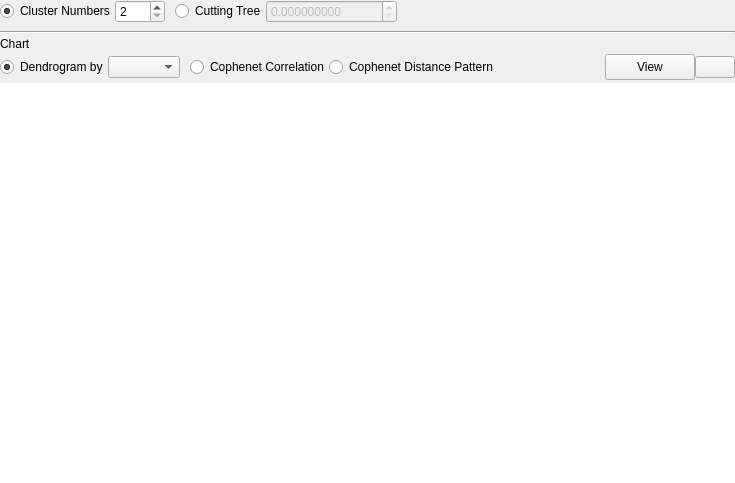
Before: the Qt Designer form forms/Harchi.ui in dj-spatial/spatial_analysis, drawn with Qt 5.
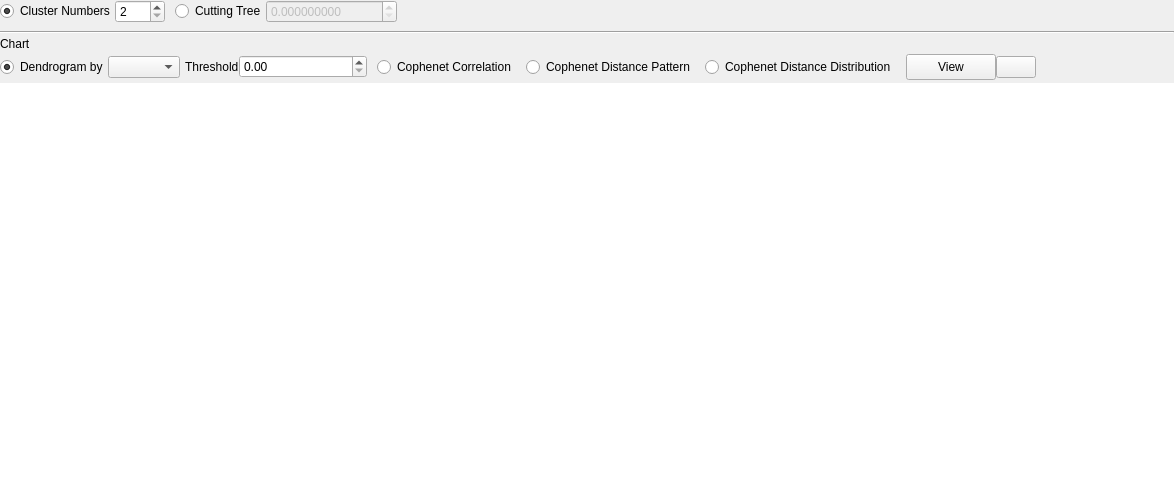
After: the same form once the commit is applied. Icons and pictures are not drawn.

The edit to the form file:
```diff
--- a/forms/Harchi.ui
+++ b/forms/Harchi.ui
@@ -6,7 +6,7 @@
    <rect>
     <x>0</x>
     <y>0</y>
-    <width>735</width>
+    <width>1174</width>
     <height>483</height>
    </rect>
   </property>
@@ -53,7 +53,7 @@
      <item>
       <widget class="QRadioButton" name="dendrogramRB">
        <property name="sizePolicy">
-        <sizepolicy hsizetype="Expanding" vsizetype="Fixed">
+        <sizepolicy hsizetype="Maximum" vsizetype="Fixed">
          <horstretch>0</horstretch>
          <verstretch>0</verstretch>
         </sizepolicy>
@@ -72,13 +72,49 @@
      <item>
       <widget class="QComboBox" name="labelCB"/>
      </item>
+     <item>
+      <spacer name="horizontalSpacer_8">
+       <property name="orientation">
+        <enum>Qt::Horizontal</enum>
+       </property>
+       <property name="sizeType">
+        <enum>QSizePolicy::Fixed</enum>
+       </property>
+       <property name="sizeHint" stdset="0">
+        <size>
+         <width>5</width>
+         <height>20</height>
+        </size>
+       </property>
+      </spacer>
+     </item>
+     <item>
+      <widget class="QLabel" name="label_2">
+       <property name="text">
+        <string>Threshold</string>
+       </property>
+      </widget>
+     </item>
+     <item>
+      <widget class="QDoubleSpinBox" name="doubleSpinBox">
+       <property name="minimumSize">
+        <size>
+         <width>128</width>
+         <height>0</height>
+        </size>
+       </property>
+       <property name="maximum">
+        <double>1000000000000000.000000000000000</double>
+       </property>
+      </widget>
+     </item>
      <item>
       <spacer name="horizontalSpacer_4">
        <property name="orientation">
         <enum>Qt::Horizontal</enum>
        </property>
        <property name="sizeType">
-        <enum>QSizePolicy::Fixed</enum>
+        <enum>QSizePolicy::Maximum</enum>
        </property>
        <property name="sizeHint" stdset="0">
         <size>
@@ -91,7 +127,7 @@
      <item>
       <widget class="QRadioButton" name="correlationRB">
        <property name="sizePolicy">
-        <sizepolicy hsizetype="Expanding" vsizetype="Fixed">
+        <sizepolicy hsizetype="Maximum" vsizetype="Fixed">
          <horstretch>0</horstretch>
          <verstretch>0</verstretch>
         </sizepolicy>
@@ -104,10 +140,26 @@
        </attribute>
       </widget>
      </item>
+     <item>
+      <spacer name="horizontalSpacer_6">
+       <property name="orientation">
+        <enum>Qt::Horizontal</enum>
+       </property>
+       <property name="sizeType">
+        <enum>QSizePolicy::Maximum</enum>
+       </property>
+       <property name="sizeHint" stdset="0">
+        <size>
+         <width>10</width>
+         <height>20</height>
+        </size>
+       </property>
+      </spacer>
+     </item>
      <item>
       <widget class="QRadioButton" name="distanceRB">
        <property name="sizePolicy">
-        <sizepolicy hsizetype="Expanding" vsizetype="Fixed">
+        <sizepolicy hsizetype="Maximum" vsizetype="Fixed">
          <horstretch>0</horstretch>
          <verstretch>0</verstretch>
         </sizepolicy>
@@ -126,7 +178,33 @@
         <enum>Qt::Horizontal</enum>
        </property>
        <property name="sizeType">
-        <enum>QSizePolicy::MinimumExpanding</enum>
+        <enum>QSizePolicy::Maximum</enum>
+       </property>
+       <property name="sizeHint" stdset="0">
+        <size>
+         <width>10</width>
+         <height>20</height>
+        </size>
+       </property>
+      </spacer>
+     </item>
+     <item>
+      <widget class="QRadioButton" name="distributionRB">
+       <property name="text">
+        <string>Cophenet Distance Distribution</string>
+       </property>
+       <attribute name="buttonGroup">
+        <string notr="true">chartType</string>
+       </attribute>
+      </widget>
+     </item>
+     <item>
+      <spacer name="horizontalSpacer_7">
+       <property name="orientation">
+        <enum>Qt::Horizontal</enum>
+       </property>
+       <property name="sizeType">
+        <enum>QSizePolicy::Fixed</enum>
        </property>
        <property name="sizeHint" stdset="0">
         <size>
@@ -184,33 +262,31 @@
        </property>
       </widget>
      </item>
+     <item>
+      <spacer name="horizontalSpacer_3">
+       <property name="orientation">
+        <enum>Qt::Horizontal</enum>
+       </property>
+       <property name="sizeHint" stdset="0">
+        <size>
+         <width>40</width>
+         <height>20</height>
+        </size>
+       </property>
+      </spacer>
+     </item>
     </layout>
    </item>
-   <item row="5" column="0">
-    <widget class="QWidget" name="harchi_panel" native="true">
-     <property name="enabled">
-      <bool>true</bool>
+   <item row="2" column="0">
+    <widget class="Line" name="line">
+     <property name="frameShadow">
+      <enum>QFrame::Sunken</enum>
      </property>
-     <property name="sizePolicy">
-      <sizepolicy hsizetype="Expanding" vsizetype="Maximum">
-       <horstretch>0</horstretch>
-       <verstretch>0</verstretch>
-      </sizepolicy>
+     <property name="lineWidth">
+      <number>1</number>
      </property>
-     <property name="minimumSize">
-      <size>
-       <width>0</width>
-       <height>400</height>
-      </size>
-     </property>
-     <property name="font">
-      <font>
-       <pointsize>9</pointsize>
-      </font>
-     </property>
-     <property name="styleSheet">
-      <string notr="true">background-color: rgb(255, 255, 255);
-border-color: rgb(255, 255, 255);</string>
+     <property name="orientation">
+      <enum>Qt::Horizontal</enum>
      </property>
     </widget>
    </item>
@@ -338,16 +414,31 @@
      </item>
     </layout>
    </item>
-   <item row="2" column="0">
-    <widget class="Line" name="line">
-     <property name="frameShadow">
-      <enum>QFrame::Sunken</enum>
+   <item row="5" column="0">
+    <widget class="QWidget" name="harchi_panel" native="true">
+     <property name="enabled">
+      <bool>true</bool>
      </property>
-     <property name="lineWidth">
-      <number>1</number>
+     <property name="sizePolicy">
+      <sizepolicy hsizetype="Expanding" vsizetype="Maximum">
+       <horstretch>0</horstretch>
+       <verstretch>0</verstretch>
+      </sizepolicy>
      </property>
-     <property name="orientation">
-      <enum>Qt::Horizontal</enum>
+     <property name="minimumSize">
+      <size>
+       <width>0</width>
+       <height>400</height>
+      </size>
+     </property>
+     <property name="font">
+      <font>
+       <pointsize>9</pointsize>
+      </font>
+     </property>
+     <property name="styleSheet">
+      <string notr="true">background-color: rgb(255, 255, 255);
+border-color: rgb(255, 255, 255);</string>
      </property>
     </widget>
    </item>
```
